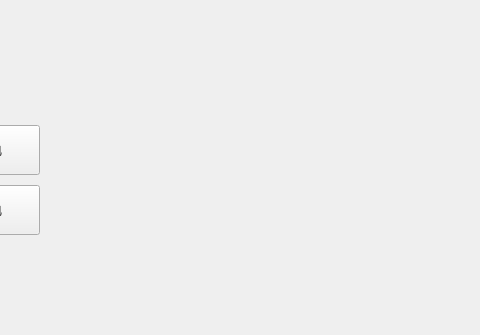
The window that LCM/LCM/lcm.ui (duomaikouzi/LCM) describes before a commit, drawn with Qt 5; both pictures show x 140 to 620 and y 345 to 680 of the 824 by 680 pixel window.
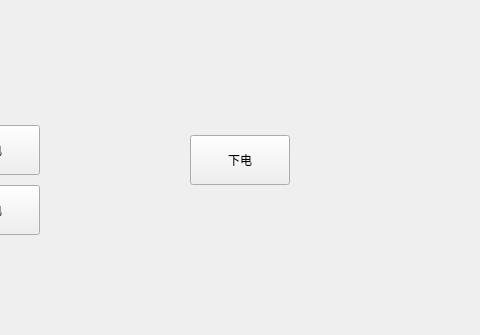
The same window after the commit.

Diff of the .ui file:
```diff
--- a/LCM/LCM/lcm.ui
+++ b/LCM/LCM/lcm.ui
@@ -72,6 +72,22 @@
      <number>100</number>
     </property>
    </widget>
+   <widget class="QPushButton" name="pushButton">
+    <property name="geometry">
+     <rect>
+      <x>330</x>
+      <y>480</y>
+      <width>100</width>
+      <height>50</height>
+     </rect>
+    </property>
+    <property name="text">
+     <string>下电</string>
+    </property>
+    <property name="autoRepeatInterval">
+     <number>100</number>
+    </property>
+   </widget>
   </widget>
   <widget class="QMenuBar" name="menubar">
    <property name="geometry">
```
